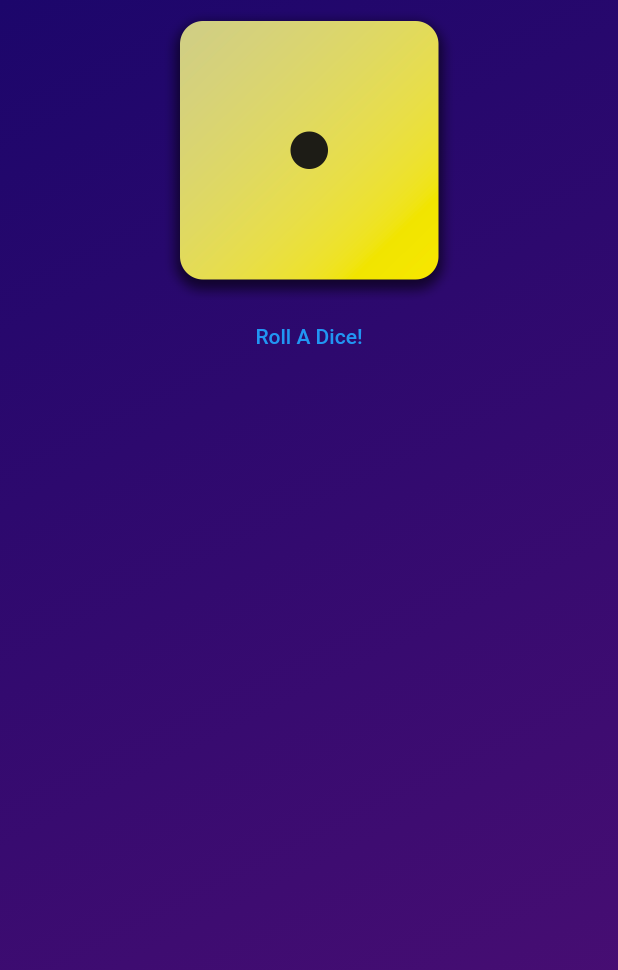
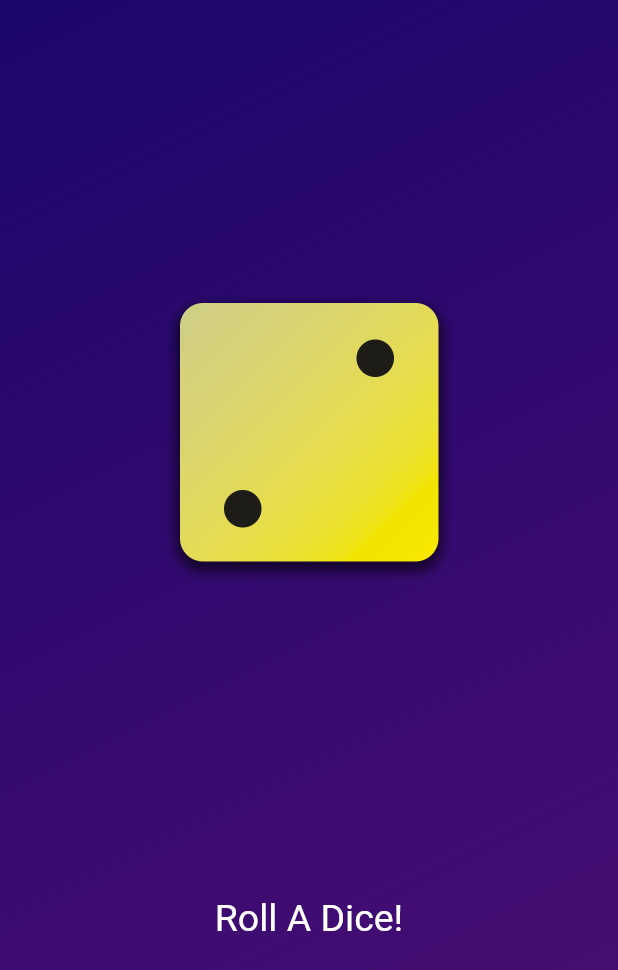
Before and after one commit to thatserfan/Roll-Dice-Flutter, a Flutter app: the screen it shows after launch, after a tap on "Roll A Dice!", on a phone screen of 412 x 824 dp. Shown: the top 970 px of the screen. Run offline on Flutter 3.47's test engine with Material 2 defaults, Android fonts, the phone set to English and light mode, and no system bars.

Commit message:
Set Change Dice Pic in dice_roller.dart

```diff
--- /dev/null
+++ b/lib/dice_roller.dart
@@ -0,0 +1,46 @@
+import 'package:flutter/material.dart';
+
+class DiceRoller extends StatefulWidget {
+  const DiceRoller({super.key});
+
+  @override
+  State<DiceRoller> createState() {
+    return _DiceRollerState();
+  }
+}
+
+class _DiceRollerState extends State<DiceRoller> {
+  var activeDice = 'assets/images/dice-1.png';
+
+  void rollDice() {
+    setState(() {
+      activeDice = 'assets/images/dice-2.png';
+    });
+  }
+
+  @override
+  Widget build(BuildContext context) {
+    return Column(
+      mainAxisSize: MainAxisSize.min,
+      children: [
+        Image.asset(
+          activeDice,
+          width: 200,
+        ),
+        const SizedBox(
+          height: 200,
+        ),
+        TextButton(
+          onPressed: rollDice,
+          style: TextButton.styleFrom(
+            foregroundColor: Colors.white,
+            textStyle: const TextStyle(
+              fontSize: 25,
+            ),
+          ),
+          child: const Text('Roll A Dice!'),
+        )
+      ],
+    );
+  }
+}
--- a/lib/gradient_container.dart
+++ b/lib/gradient_container.dart
@@ -1,4 +1,5 @@
 import 'package:flutter/material.dart';
+import 'package:roll_dice_app/dice_roller.dart';
 
 const startAlignment = Alignment.topLeft;
 const endAlignment = Alignment.bottomRight;
@@ -7,10 +8,6 @@ class GradientContainer extends StatelessWidget {
   const GradientContainer({super.key, required this.colors});
 
   final List<Color> colors;
-
-  void rollDice(){
-
-  }
 
   @override
   Widget build(context) {
@@ -23,18 +20,7 @@ class GradientContainer extends StatelessWidget {
         ),
       ),
       child: Center(
-        child: Column(
-          children: [
-            Image.asset(
-              'assets/images/dice-1.png',
-              width: 200,
-            ),
-            TextButton(
-              onPressed: rollDice,
-              child: const Text('Roll A Dice!'),
-            )
-          ],
-        ),
+        child: DiceRoller(),
       ),
     );
   }
```
